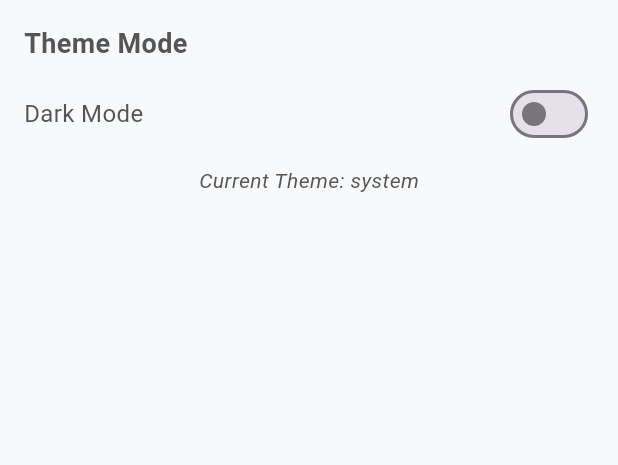
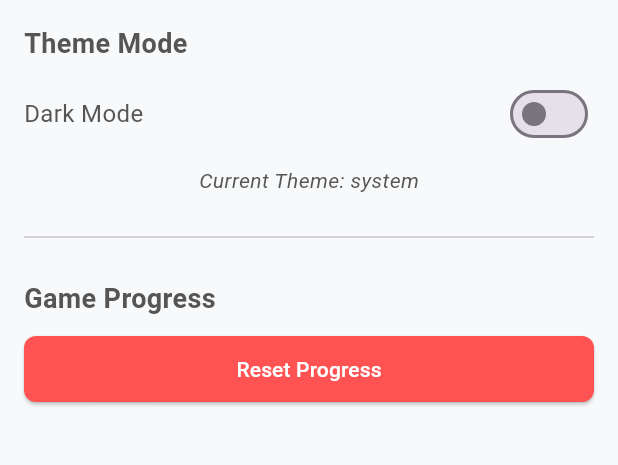
Before and after one commit to SeCorpo/simple_sudoku_flutter, a Flutter app: the SettingsScreen screen opened directly, on a phone screen of 412 x 824 dp, the part 84-549 px from its top. Run offline on Flutter 3.47's test engine with Material 3 defaults, Android fonts, the light colour scheme and no system bars; our stand-ins replace animate_do, flutter_bloc, shared_preferences; accounts and stored records are empty.

Commit message:
mark puzzle completed + reset progress button in settings + custom confirmation_dialog_widget,

```diff
--- a/lib/bloc/game/game_bloc.dart
+++ b/lib/bloc/game/game_bloc.dart
@@ -14,6 +14,7 @@ class GameBloc extends Bloc<GameEvent, GameState> {
     on<StartGameWithPuzzle>(_onStartGameWithPuzzle);
     on<ToggleSolution>(_onToggleSolution);
     on<ToggleCell>(_onToggleCell);
+    on<GameWonEvent>(_onGameWon);
   }
 
   void _onGenerateNewPuzzle(GenerateNewPuzzle event, Emitter<GameState> emit) {
@@ -38,10 +39,13 @@ class GameBloc extends Bloc<GameEvent, GameState> {
       currentState.puzzle.grid[event.row][event.col].toggle();
 
       if (currentState.puzzle.isSolved()) {
-        emit(GameWon(puzzle: currentState.puzzle));
+        add(GameWonEvent(puzzle: currentState.puzzle));
       } else {
         emit(GameLoaded(puzzle: currentState.puzzle, showSolution: currentState.showSolution));
       }
     }
   }
+  void _onGameWon(GameWonEvent event, Emitter<GameState> emit) {
+    emit(GameWon(puzzle: event.puzzle));
+  }
 }
--- a/lib/bloc/game/game_event.dart
+++ b/lib/bloc/game/game_event.dart
@@ -20,3 +20,9 @@ class ToggleCell extends GameEvent {
   final int col;
   ToggleCell({required this.row, required this.col});
 }
+
+class GameWonEvent extends GameEvent {
+  final PuzzleModel puzzle;
+
+  GameWonEvent({required this.puzzle});
+}
--- a/lib/bloc/provider/provider_event.dart
+++ b/lib/bloc/provider/provider_event.dart
@@ -9,3 +9,10 @@ class SavePuzzle extends ProviderEvent {
   final PuzzleModel puzzle;
   SavePuzzle({required this.puzzle});
 }
+
+class MarkPuzzleCompleted extends ProviderEvent {
+  final String puzzleId;
+  MarkPuzzleCompleted({required this.puzzleId});
+}
+
+class ResetProgress extends ProviderEvent {}
--- a/lib/bloc/provider/provider_state.dart
+++ b/lib/bloc/provider/provider_state.dart
@@ -20,3 +20,8 @@ class SavePuzzleError extends ProviderState {
   final String error;
   SavePuzzleError({required this.error});
 }
+
+class MarkPuzzleCompletedError extends ProviderState {
+  final String error;
+  MarkPuzzleCompletedError({required this.error});
+}
--- a/lib/core/theme/button_styles.dart
+++ b/lib/core/theme/button_styles.dart
@@ -18,4 +18,11 @@ class AppButtonStyles {
       shape: WidgetStatePropertyAll(RoundedRectangleBorder(borderRadius: BorderRadius.circular(8))),
     ),
   );
+
+  static final ButtonStyle redButtonStyle = ButtonStyle(
+    backgroundColor: const WidgetStatePropertyAll(Colors.redAccent),
+    foregroundColor: const WidgetStatePropertyAll(Colors.white),
+    padding: const WidgetStatePropertyAll(EdgeInsets.symmetric(horizontal: 20, vertical: 12)),
+    shape: WidgetStatePropertyAll(RoundedRectangleBorder(borderRadius: BorderRadius.circular(8))),
+  );
 }
--- a/lib/ui/screens/game_screen.dart
+++ b/lib/ui/screens/game_screen.dart
@@ -37,6 +37,8 @@ class GameScreen extends StatelessWidget {
             SnackBarWidget.show(context, "Puzzle saved successfully!");
           } else if (state is SavePuzzleError) {
             SnackBarWidget.show(context, state.error, isError: true);
+          } else if (state is MarkPuzzleCompletedError) {
+            SnackBarWidget.show(context, state.error, isError: true);
           }
         },
         child: BlocBuilder<GameBloc, GameState>(
@@ -46,6 +48,10 @@ class GameScreen extends StatelessWidget {
             } else if (state is GameLoaded) {
               return _buildGameUI(context, state.puzzle, state.showSolution);
             } else if (state is GameWon) {
+              if(!state.puzzle.completed) {
+                context.read<ProviderBloc>().add(
+                    MarkPuzzleCompleted(puzzleId: state.puzzle.puzzleId));
+              }
               return _buildGameUI(context, state.puzzle, false, isWon: true);
             } else {
               return const Center(child: Text("Unknown state"));
--- a/lib/ui/screens/settings_screen.dart
+++ b/lib/ui/screens/settings_screen.dart
@@ -1,6 +1,9 @@
 import 'package:flutter/material.dart';
 import 'package:flutter_bloc/flutter_bloc.dart';
+import '../../bloc/provider/provider_bloc.dart';
 import '../../bloc/theme/theme_bloc.dart';
+import '../../core/theme/button_styles.dart';
+import '../widgets/confirmation_dialog_widget.dart';
 
 class SettingsScreen extends StatelessWidget {
   const SettingsScreen({Key? key}) : super(key: key);
@@ -45,6 +48,34 @@ class SettingsScreen extends StatelessWidget {
                 );
               },
             ),
+
+            const SizedBox(height: 20),
+            const Divider(),
+            const SizedBox(height: 20),
+
+            // Reset Progress Button
+            const Text("Game Progress", style: TextStyle(fontSize: 18, fontWeight: FontWeight.bold)),
+            const SizedBox(height: 10),
+
+            ElevatedButton(
+              style: AppButtonStyles.redButtonStyle,
+              onPressed: () {
+                showDialog(
+                  context: context,
+                  builder: (context) => ConfirmationDialogWidget(
+                    title: "Reset Progress",
+                    content: "Are you sure you want to reset all progress? This action cannot be undone.",
+                    onConfirm: () {
+                      context.read<ProviderBloc>().add(ResetProgress());
+                      ScaffoldMessenger.of(context).showSnackBar(
+                        const SnackBar(content: Text("Progress has been reset!")),
+                      );
+                    },
+                  ),
+                );
+              },
+              child: const Text("Reset Progress"),
+            ),
           ],
         ),
       ),
--- a/pubspec.yaml
+++ b/pubspec.yaml
@@ -52,6 +52,8 @@ dev_dependencies:
   # package. See that file for information about deactivating specific lint
   # rules and activating additional ones.
   flutter_lints: ^5.0.0
+  mockito: ^5.4.5
+  build_runner: ^2.4.15
 
 # For information on the generic Dart part of this file, see the
 # following page: https://dart.dev/tools/pub/pubspec
```
Also changed, not shown: lib/bloc/provider/provider_bloc.dart (+20 -0 lines), lib/services/save_service.dart (+43 -0 lines), lib/ui/screens/home_screen.dart (+11 -4 lines), lib/ui/widgets/confirmation_dialog_widget.dart (added, +38 -0 lines).
